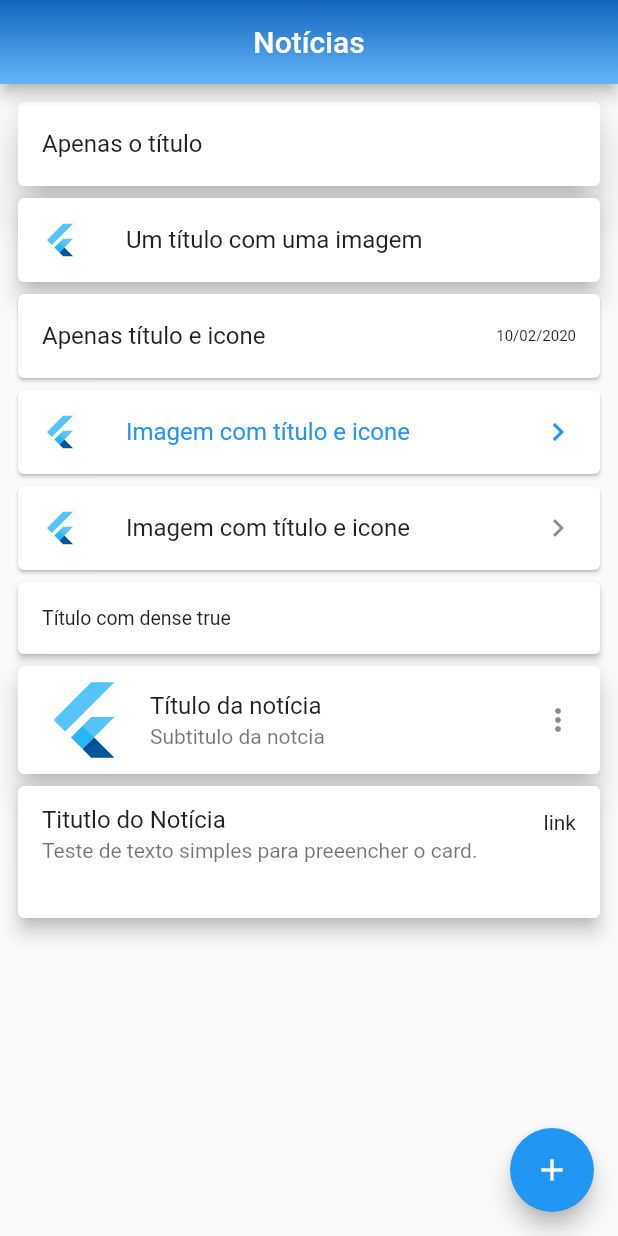
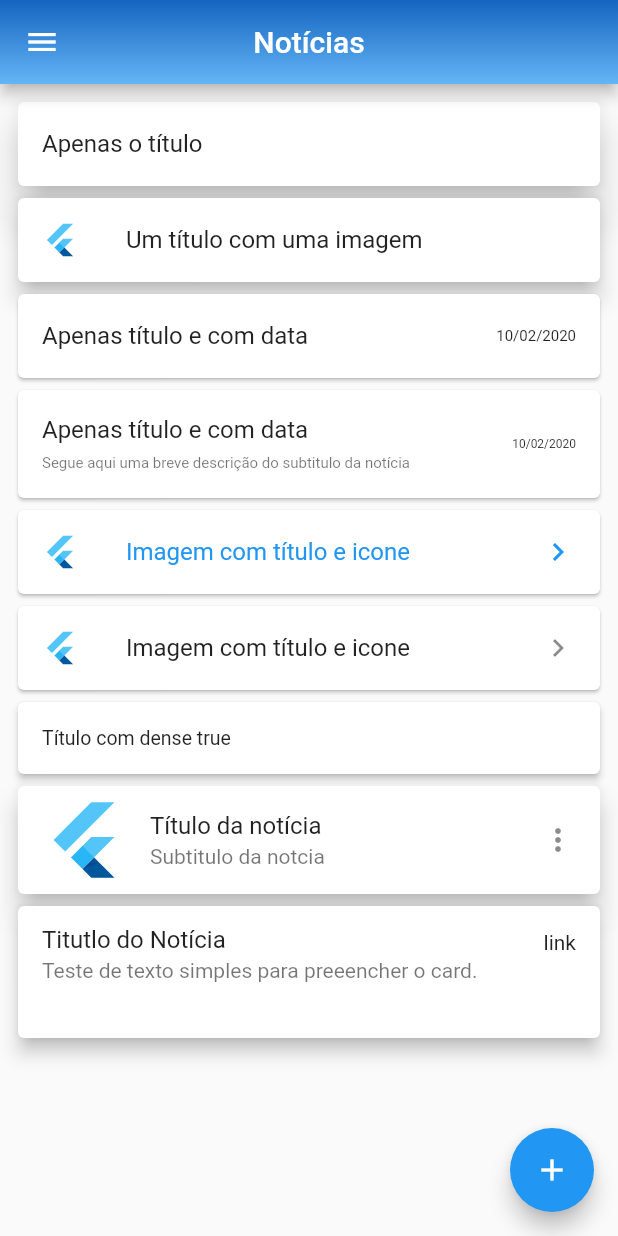
Before and after one commit to antoniofsiqueira/ExemploTelas, a Flutter app: the screen it shows after launch, on a phone screen of 412 x 824 dp. Run offline on Flutter 3.47's test engine with Material 2 defaults, Android fonts, the phone set to English and light mode, and no system bars.

```diff
--- a/lib/main.dart
+++ b/lib/main.dart
@@ -1,4 +1,5 @@
 import 'package:flutter/material.dart';
+import 'package:teste/widgets/navDrawer.dart';
 
 void main() => runApp(MyApp());
 
@@ -35,6 +36,7 @@ class _MyHomePageState extends State<MyHomePage> {
   @override
   Widget build(BuildContext context) {
     return Scaffold(
+      drawer: NavDrawer(),
       appBar: AppBar(
         title: Text(widget.title),
         flexibleSpace: Container(
@@ -47,8 +49,6 @@ class _MyHomePageState extends State<MyHomePage> {
       ),
       body: Padding(
         padding: const EdgeInsets.all(8.0),
-        child: Container(
-          child: Center(
         child: ListView(
           children: const <Widget>[
             Card(
@@ -64,12 +64,26 @@ class _MyHomePageState extends State<MyHomePage> {
             ),
             Card(
               child: ListTile(
-                    title: Text('Apenas título e icone'),
+                  title: Text('Apenas título e com data'),
                   trailing: Text(
                     "10/02/2020",
                     textAlign: TextAlign.end,
                     style: TextStyle(fontSize: 10),
                   )),
+            ),
+            Card(
+              child: ListTile(
+                title: Text('Apenas título e com data'),
+                trailing: Text(
+                  "10/02/2020",
+                  textAlign: TextAlign.right,
+                  style: TextStyle(fontSize: 8),
+                ),
+                subtitle: Text(
+                  "Segue aqui uma breve descrição do subtitulo da notícia",
+                  style: TextStyle(fontSize: 10),
+                ),
+              ),
             ),
             Card(
               child: ListTile(
@@ -114,7 +128,6 @@ class _MyHomePageState extends State<MyHomePage> {
               ),
             ),
           ],
-          )),
         ),
       ),
       floatingActionButton: FloatingActionButton(
```
Also changed, not shown: lib/widgets/navDrawer.dart (added, +55 -0 lines). Lines whose indentation alone changed are shown as unchanged.
